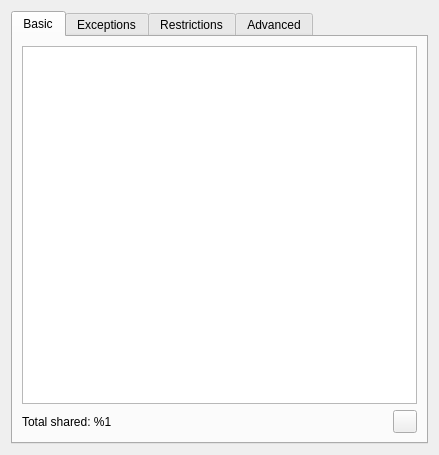
Old version of the form eiskaltdcpp/ui/UISettingsSharing.ui in the repository eiskaltdcpp/eiskaltdcpp.
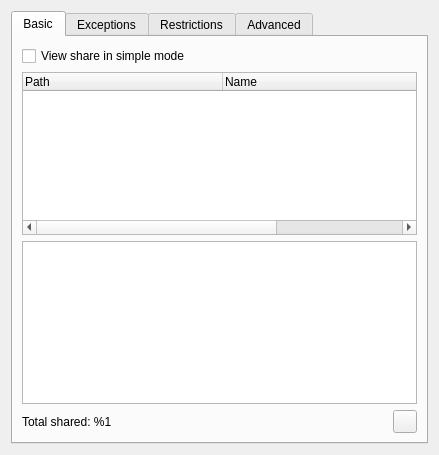
New version of the form.

What changed in the file:
```diff
--- a/eiskaltdcpp/ui/UISettingsSharing.ui
+++ b/eiskaltdcpp/ui/UISettingsSharing.ui
@@ -7,7 +7,7 @@
     <x>0</x>
     <y>0</y>
     <width>439</width>
-    <height>441</height>
+    <height>422</height>
    </rect>
   </property>
   <property name="windowTitle">
@@ -26,11 +26,61 @@
       <attribute name="title">
        <string>Basic</string>
       </attribute>
-      <layout class="QGridLayout" name="gridLayout_3">
-       <item row="0" column="0">
+      <layout class="QVBoxLayout" name="verticalLayout_5">
+       <item>
+        <widget class="QCheckBox" name="checkBox_SIMPLE_SHARE_MODE">
+         <property name="text">
+          <string>View share in simple mode</string>
+         </property>
+        </widget>
+       </item>
+       <item>
+        <widget class="QTreeWidget" name="treeWidget_SIMPLE_MODE">
+         <property name="editTriggers">
+          <set>QAbstractItemView::NoEditTriggers</set>
+         </property>
+         <property name="showDropIndicator" stdset="0">
+          <bool>false</bool>
+         </property>
+         <property name="rootIsDecorated">
+          <bool>false</bool>
+         </property>
+         <property name="itemsExpandable">
+          <bool>false</bool>
+         </property>
+         <property name="expandsOnDoubleClick">
+          <bool>false</bool>
+         </property>
+         <property name="columnCount">
+          <number>3</number>
+         </property>
+         <attribute name="headerDefaultSectionSize">
+          <number>200</number>
+         </attribute>
+         <attribute name="headerDefaultSectionSize">
+          <number>200</number>
+         </attribute>
+         <column>
+          <property name="text">
+           <string>Path</string>
+          </property>
+         </column>
+         <column>
+          <property name="text">
+           <string>Name</string>
+          </property>
+         </column>
+         <column>
+          <property name="text">
+           <string>Size</string>
+          </property>
+         </column>
+        </widget>
+       </item>
+       <item>
         <widget class="QTreeView" name="treeView"/>
        </item>
-       <item row="1" column="0">
+       <item>
         <widget class="QFrame" name="frame_2">
          <property name="frameShape">
           <enum>QFrame::NoFrame</enum>
```
Left out of the diff: 32 changed lines with no effect on the pictures.
